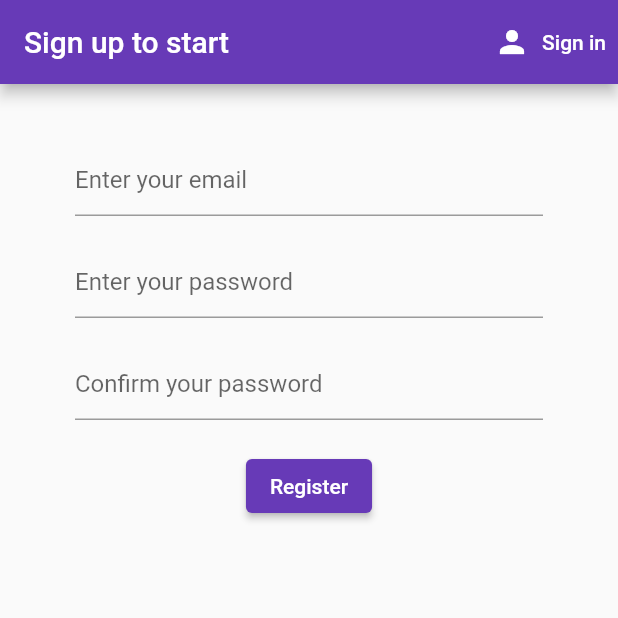
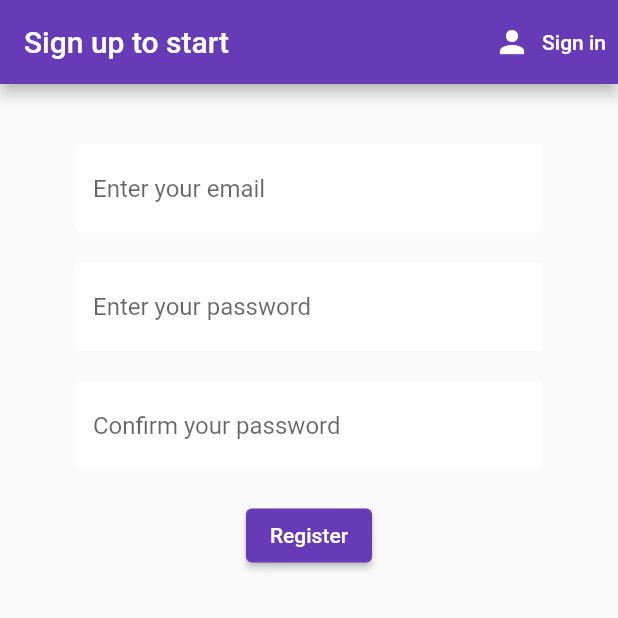
Before and after one commit to usersina/flutter-apps-collection, a Flutter app: the screen it shows after launch, after a tap on "Sign in", after a tap on "Register", on a phone screen of 412 x 824 dp, the top half of it. Run offline on Flutter 3.47's test engine with Material 2 defaults, Android fonts, the phone set to English and light mode, and no system bars; our stand-ins replace cloud_firestore, firebase_auth, firebase_core, flutter_spinkit, sqflite; accounts and stored records are empty.

Commit message:
Add loading for register & sign in

```diff
--- a/firestore_products_manager/lib/screens/authenticate/register.dart
+++ b/firestore_products_manager/lib/screens/authenticate/register.dart
@@ -2,6 +2,8 @@ import 'dart:developer';
 
 import 'package:firebase_auth/firebase_auth.dart';
 import 'package:firestore_products_manager/services/auth_service.dart';
+import 'package:firestore_products_manager/shared/constants.dart';
+import 'package:firestore_products_manager/shared/loading.dart';
 import 'package:flutter/material.dart';
 
 class Register extends StatefulWidget {
@@ -18,6 +20,7 @@ class _RegisterState extends State<Register> {
 
   final _formKey = GlobalKey<FormState>();
   bool _enableAutoValidation = false;
+  bool loading = false;
 
   final TextEditingController _emailController = TextEditingController();
   final TextEditingController _passwordController = TextEditingController();
@@ -26,7 +29,9 @@ class _RegisterState extends State<Register> {
 
   @override
   Widget build(BuildContext context) {
-    return Scaffold(
+    return loading
+        ? const Loading()
+        : Scaffold(
             appBar: AppBar(
               title: const Text("Sign up to start"),
               actions: [
@@ -49,7 +54,8 @@ class _RegisterState extends State<Register> {
             ),
             body: SingleChildScrollView(
               child: Container(
-          padding: const EdgeInsets.symmetric(vertical: 20, horizontal: 50),
+                padding:
+                    const EdgeInsets.symmetric(vertical: 20, horizontal: 50),
                 child: Form(
                   key: _formKey,
                   autovalidateMode: _enableAutoValidation
@@ -68,9 +74,8 @@ class _RegisterState extends State<Register> {
                           }
                           return null;
                         },
-                  decoration: const InputDecoration(
+                        decoration: textInputDecoration.copyWith(
                           hintText: "Enter your email",
-                    border: UnderlineInputBorder(),
                         ),
                       ),
                       const SizedBox(height: 20),
@@ -85,9 +90,8 @@ class _RegisterState extends State<Register> {
                           }
                           return null;
                         },
-                  decoration: const InputDecoration(
+                        decoration: textInputDecoration.copyWith(
                           hintText: "Enter your password",
-                    border: UnderlineInputBorder(),
                         ),
                       ),
                       const SizedBox(height: 20),
@@ -97,14 +101,14 @@ class _RegisterState extends State<Register> {
                         validator: (String? value) {
                           if (value == null) return "";
 
-                    if (value.isEmpty || value != _passwordController.text) {
+                          if (value.isEmpty ||
+                              value != _passwordController.text) {
                             return "Passwords do not match";
                           }
                           return null;
                         },
-                  decoration: const InputDecoration(
+                        decoration: textInputDecoration.copyWith(
                           hintText: "Confirm your password",
-                    border: UnderlineInputBorder(),
                         ),
                       ),
                       const SizedBox(height: 20),
@@ -116,10 +120,17 @@ class _RegisterState extends State<Register> {
                           if (_formKey.currentState == null) return;
 
                           if (_formKey.currentState!.validate()) {
+                            setState(() {
+                              loading = true;
+                            });
                             UserCredential? result =
                                 await _authService.registerWithEmailAndPassword(
-                              _emailController.text, _passwordController.text);
+                                    _emailController.text,
+                                    _passwordController.text);
                             if (result == null) {
+                              setState(() {
+                                loading = false;
+                              });
                               ScaffoldMessenger.of(context).showSnackBar(
                                 const SnackBar(
                                   content: Text(
--- a/firestore_products_manager/lib/screens/authenticate/sign_in.dart
+++ b/firestore_products_manager/lib/screens/authenticate/sign_in.dart
@@ -1,7 +1,7 @@
-import 'dart:developer';
-
 import 'package:firebase_auth/firebase_auth.dart';
 import 'package:firestore_products_manager/services/auth_service.dart';
+import 'package:firestore_products_manager/shared/constants.dart';
+import 'package:firestore_products_manager/shared/loading.dart';
 import 'package:flutter/material.dart';
 
 class SignIn extends StatefulWidget {
@@ -18,13 +18,16 @@ class _SignInState extends State<SignIn> {
 
   final _formKey = GlobalKey<FormState>();
   bool _enableAutoValidation = false;
+  bool loading = false;
 
   final TextEditingController _emailController = TextEditingController();
   final TextEditingController _passwordController = TextEditingController();
 
   @override
   Widget build(BuildContext context) {
-    return Scaffold(
+    return loading
+        ? const Loading()
+        : Scaffold(
             appBar: AppBar(
               title: const Text("Sign in to get access"),
               actions: [
@@ -47,7 +50,8 @@ class _SignInState extends State<SignIn> {
             ),
             body: SingleChildScrollView(
               child: Container(
-          padding: const EdgeInsets.symmetric(vertical: 20, horizontal: 50),
+                padding:
+                    const EdgeInsets.symmetric(vertical: 20, horizontal: 50),
                 child: Form(
                   key: _formKey,
                   autovalidateMode: _enableAutoValidation
@@ -66,18 +70,16 @@ class _SignInState extends State<SignIn> {
                           }
                           return null;
                         },
-                  decoration: const InputDecoration(
+                        decoration: textInputDecoration.copyWith(
                           hintText: "Enter your email",
-                    border: UnderlineInputBorder(),
                         ),
                       ),
                       const SizedBox(height: 20),
                       TextFormField(
                         controller: _passwordController,
                         obscureText: true,
-                  decoration: const InputDecoration(
+                        decoration: textInputDecoration.copyWith(
                           hintText: "Enter your password",
-                    border: UnderlineInputBorder(),
                         ),
                       ),
                       const SizedBox(height: 20),
@@ -89,9 +91,16 @@ class _SignInState extends State<SignIn> {
                           if (_formKey.currentState == null) return;
 
                           if (_formKey.currentState!.validate()) {
+                            setState(() {
+                              loading = true;
+                            });
                             UserCredential? result = await _authService.signIn(
-                          _emailController.text, _passwordController.text);
+                                _emailController.text,
+                                _passwordController.text);
                             if (result == null) {
+                              setState(() {
+                                loading = false;
+                              });
                               ScaffoldMessenger.of(context).showSnackBar(
                                 const SnackBar(
                                   content: Text(
--- /dev/null
+++ b/firestore_products_manager/lib/shared/constants.dart
@@ -0,0 +1,19 @@
+import 'package:flutter/material.dart';
+
+const textInputDecoration = InputDecoration(
+  fillColor: Colors.white,
+  filled: true,
+  enabledBorder: OutlineInputBorder(
+    borderSide: BorderSide(
+      color: Colors.white,
+      width: 2,
+    ),
+  ),
+  focusedBorder: OutlineInputBorder(
+    borderSide: BorderSide(
+      color: Colors.deepPurple,
+      width: 2,
+    ),
+  ),
+  border: UnderlineInputBorder(),
+);
--- a/firestore_products_manager/pubspec.yaml
+++ b/firestore_products_manager/pubspec.yaml
@@ -33,6 +33,7 @@ dependencies:
   firebase_auth: ^3.1.4
   cloud_firestore: ^2.5.4
   provider: ^6.0.1
+  flutter_spinkit: ^5.1.0
 
   # The following adds the Cupertino Icons font to your application.
   # Use with the CupertinoIcons class for iOS style icons.
```
Also changed, not shown: firestore_products_manager/lib/shared/loading.dart (added, +19 -0 lines), firestore_products_manager/pubspec.lock. Lines whose indentation alone changed are shown as unchanged.
